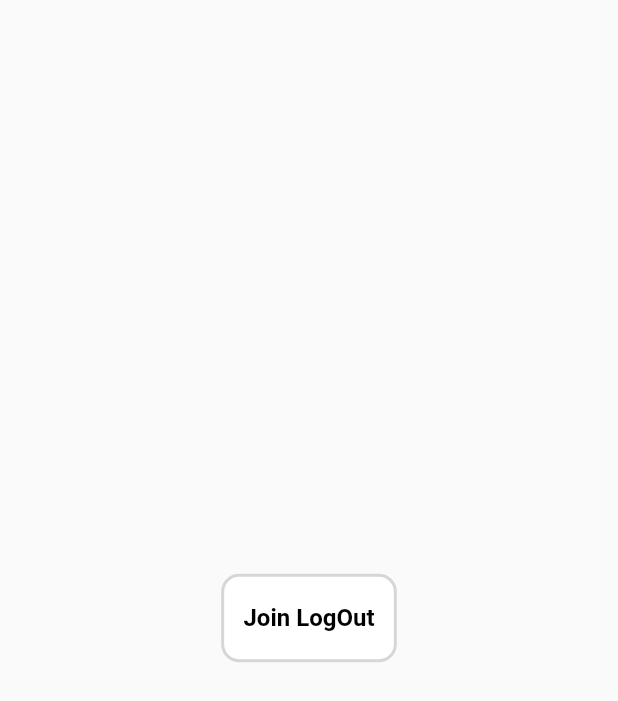
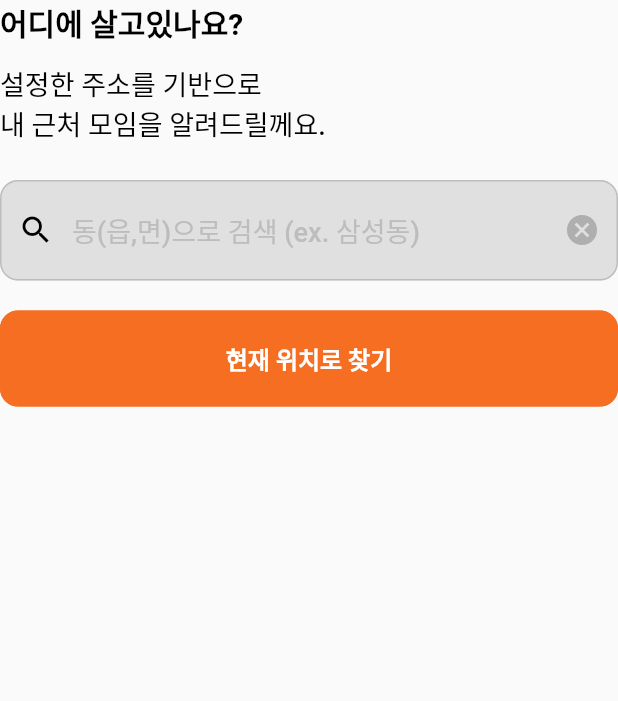
Before and after one commit to EvilStorm/OneDayMate-Flutter, a Flutter app: the JoinProcessScreen screen opened by its route, on a phone screen of 412 x 824 dp. Shown: the top 701 px of the screen. Run offline on Flutter 3.47's test engine with Material 2 defaults, Android fonts, the phone set to English and light mode, and no system bars; our stand-ins replace expandable, firebase_auth, firebase_core, firebase_messaging, flutter_html, flutter_spinkit and 7 more; missing offline and left inert: flutter_facebook_auth, http_interceptor, kakao_flutter_sdk_user; accounts and stored records are empty; statements that could not run were skipped.

Commit message:
added first step of join process add addr

```diff
--- a/lib/binders/binder_join_process.dart
+++ b/lib/binders/binder_join_process.dart
@@ -1,9 +1,11 @@
 import 'package:get/get.dart';
+import 'package:odm/controllers/controller_brief_addr.dart';
 import 'package:odm/controllers/controller_join.dart';
 
 class JoinProcessBinder implements Bindings {
   @override
   void dependencies() {
     Get.lazyPut(() => JoinController());
+    Get.lazyPut(() => BirefAddressSearchController());
   }
 }
--- /dev/null
+++ b/lib/models/model_brief_addr.dart
@@ -0,0 +1,33 @@
+class BriefAddressModel {
+  String? sId;
+  String? city;
+  String? gu;
+  String? dong;
+  String? fullAddress;
+
+  BriefAddressModel({
+    this.sId,
+    this.city,
+    this.gu,
+    this.dong,
+    this.fullAddress,
+  });
+
+  BriefAddressModel.fromJson(Map<String, dynamic> json) {
+    sId = json['_id'];
+    city = json['city'];
+    gu = json['gu'];
+    dong = json['dong'];
+    fullAddress = json['fullAddress'];
+  }
+
+  Map<String, dynamic> toJson() {
+    final Map<String, dynamic> data = <String, dynamic>{};
+    data['_id'] = sId;
+    data['city'] = city;
+    data['gu'] = gu;
+    data['dong'] = dong;
+    data['fullAddress'] = fullAddress;
+    return data;
+  }
+}
--- a/lib/screens/join/screen_process_join.dart
+++ b/lib/screens/join/screen_process_join.dart
@@ -1,23 +1,99 @@
 import 'package:flutter/material.dart';
 import 'package:get/get.dart';
+import 'package:odm/constants/constants.dart';
 import 'package:odm/controllers/contoller_user_info.dart';
+import 'package:odm/controllers/controller_brief_addr.dart';
 import 'package:odm/controllers/controller_sign.dart';
+import 'package:odm/models/model_brief_addr.dart';
 import 'package:odm/screens/components/button.dart';
 
 class JoinProcessScreen extends StatelessWidget {
   JoinProcessScreen({Key? key}) : super(key: key);
 
   final SignController _signController = Get.find();
+  final BirefAddressSearchController _addrSearchController = Get.find();
 
   @override
   Widget build(BuildContext context) {
     return Scaffold(
       body: SafeArea(
-        child: Center(
-          child: Button(
-            text: 'Join LogOut',
-            action: () => _signController.signOut(),
-          ),
+        child: Column(
+          crossAxisAlignment: CrossAxisAlignment.stretch,
+          mainAxisAlignment: MainAxisAlignment.start,
+          children: [
+            Text(
+              '어디에 살고있나요?',
+              style: Theme.of(context).textTheme.headline4,
+            ),
+            const SizedBox(
+              height: Constants.sapceGap * 3,
+            ),
+            Text(
+              '설정한 주소를 기반으로\n내 근처 모임을 알려드릴께요.',
+              style: Theme.of(context).textTheme.subtitle1,
+            ),
+            const SizedBox(
+              height: Constants.sapceGap * 6,
+            ),
+            TextField(
+              controller: _addrSearchController.searchController,
+              autocorrect: false,
+              decoration: InputDecoration(
+                hintText: '동(읍,면)으로 검색 (ex. 삼성동)',
+                filled: true,
+                fillColor: const Color(0xFFE0E0E0),
+                border: OutlineInputBorder(
+                  borderRadius: BorderRadius.circular(Constants.sapceGap * 3),
+                ),
+                focusedBorder: OutlineInputBorder(
+                    borderRadius: BorderRadius.circular(Constants.sapceGap * 3),
+                    borderSide:
+                        const BorderSide(width: 0, color: Color(0xFFE0E0E0))),
+                prefixIcon: GestureDetector(
+                  onTap: () => {},
+                  child: const Icon(Icons.search, color: Colors.black),
+                ),
+                suffixIcon: GestureDetector(
+                  onTap: () => _addrSearchController.searchClear(),
+                  child: const Icon(
+                    Icons.cancel,
+                    color: Color(0xFFAFAFAF),
+                  ),
+                ),
+              ),
+            ),
+            const SizedBox(
+              height: Constants.sapceGap * 5,
+            ),
+            Button(
+              text: '현재 위치로 찾기',
+              isAccent: true,
+            ),
+            const SizedBox(
+              height: Constants.sapceGap * 6,
+            ),
+            Expanded(
+              child: Obx(
+                () => ListView.separated(
+                  itemCount: _addrSearchController.searchAddressList.length,
+                  itemBuilder: (context, index) {
+                    return Padding(
+                      padding: const EdgeInsets.symmetric(
+                          vertical: Constants.sapceGap),
+                      child: Text(
+                        _addrSearchController
+                            .searchAddressList[index].fullAddress!,
+                        style: Theme.of(context).textTheme.bodyText2,
+                      ),
+                    );
+                  },
+                  separatorBuilder: (context, index) {
+                    return const Divider();
+                  },
+                ),
+              ),
+            ),
+          ],
         ),
       ),
     );
```
Also changed, not shown: lib/controllers/controller_brief_addr.dart (added, +61 -0 lines).
